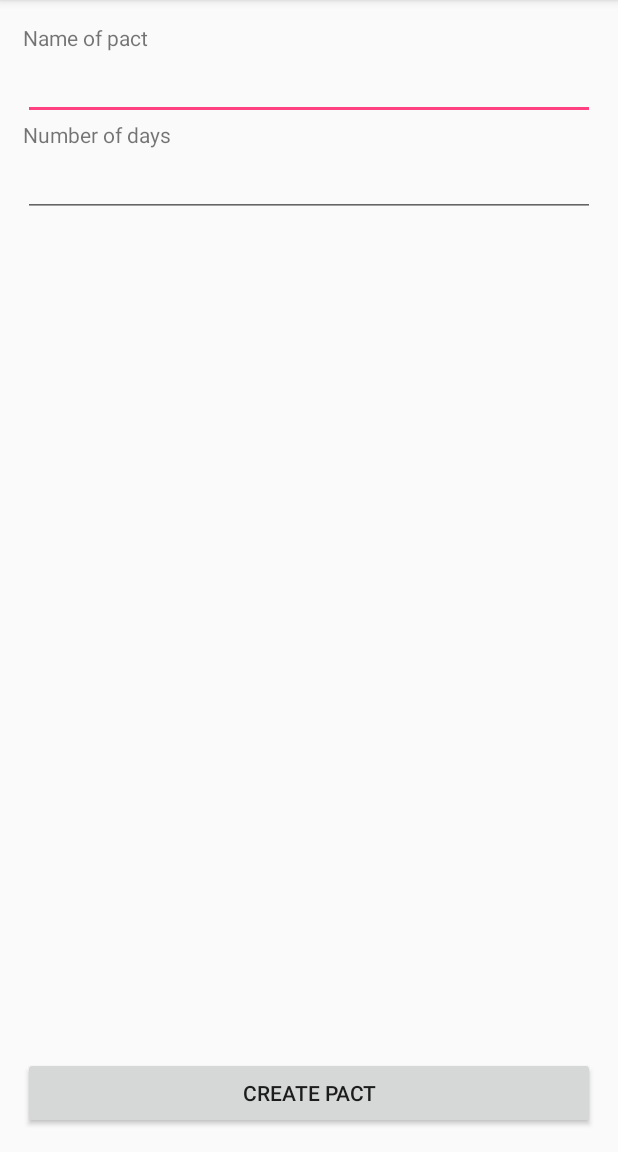
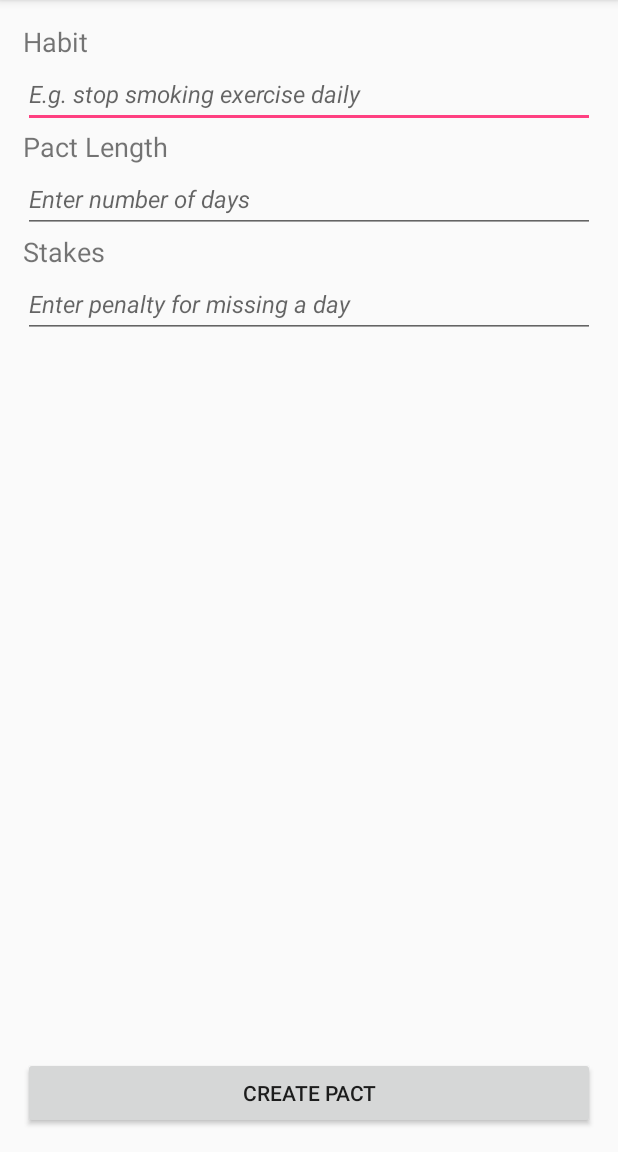
Before and after one commit to Zayd-Waves/Ultimatum, an Android app: the NewPactActivity screen opened directly, with no data from a screen before it, on a phone screen of 412 x 824 dp, the part 84-1236 px from its top. Run offline under Robolectric (Android 15) with nearby library versions, the phone set to English and light mode, and no system bars.

Commit message:
Added stakes field to Pact entity

```diff
--- a/Ultimatum/app/src/main/java/com/electricpanda/ultimatum/NewPactActivity.java
+++ b/Ultimatum/app/src/main/java/com/electricpanda/ultimatum/NewPactActivity.java
@@ -10,7 +10,6 @@ import android.widget.EditText;
 import com.electricpanda.ultimatum.entities.Pact;
 import com.electricpanda.ultimatum.misc.PreferencesManager;
 
-import java.lang.reflect.Array;
 import java.util.ArrayList;
 
 public class NewPactActivity extends AppCompatActivity {
@@ -18,7 +17,7 @@ public class NewPactActivity extends AppCompatActivity {
     private Button createPactButton;
     private Context mContext;
 
-    private EditText nameEditText, numberEditText;
+    private EditText habitField, lengthField, stakesField;
 
     @Override
     protected void onCreate(Bundle savedInstanceState) {
@@ -34,13 +33,19 @@ public class NewPactActivity extends AppCompatActivity {
             }
         });
 
-        nameEditText = (EditText) findViewById(R.id.nameEditText);
-        numberEditText = (EditText) findViewById(R.id.numberEditText);
+        habitField  = (EditText) findViewById(R.id.habitField);
+        lengthField = (EditText) findViewById(R.id.lengthField);
+        stakesField = (EditText) findViewById(R.id.stakesField);
     }
 
+    /* Pact creation logic here. */
     private void createPact() {
-        /* Pact creation logic here. */
-        Pact newPact = new Pact(nameEditText.getText().toString(), Integer.parseInt(numberEditText.getText().toString()));
+        Pact newPact = new Pact(
+                habitField.getText().toString(),
+                Integer.parseInt(lengthField.getText().toString()),
+                Integer.parseInt(stakesField.getText().toString())
+        );
+
         ArrayList<Pact> pactList = PreferencesManager.loadPacts(mContext);
         pactList.add(newPact);
         PreferencesManager.savePacts(mContext, pactList);
--- a/Ultimatum/app/src/main/java/com/electricpanda/ultimatum/adapters/PactRecyclerViewAdapter.java
+++ b/Ultimatum/app/src/main/java/com/electricpanda/ultimatum/adapters/PactRecyclerViewAdapter.java
@@ -39,8 +39,8 @@ public class PactRecyclerViewAdapter extends
 
     @Override
     public void onBindViewHolder(PactHolder holder, int position) {
-        holder.pactName = pacts.get(position).getName();
-        holder.pactNameText.setText(pacts.get(position).getName());
+        holder.pactName = pacts.get(position).getHabit();
+        holder.pactNameText.setText(pacts.get(position).getHabit());
         holder.position = position;
     }
 
--- a/Ultimatum/app/src/main/res/layout/activity_new_pact.xml
+++ b/Ultimatum/app/src/main/res/layout/activity_new_pact.xml
@@ -33,28 +33,47 @@
                     <TextView
                         android:layout_width="match_parent"
                         android:layout_height="wrap_content"
-                        android:id="@+id/example"
-                        android:text="Name of pact"/>
+                        android:id="@+id/habitText"
+                        android:text="Habit"
+                        android:textSize="18sp" />
 
                     <EditText
                         android:layout_width="match_parent"
                         android:layout_height="wrap_content"
                         android:inputType="textPersonName"
                         android:ems="10"
-                        android:id="@+id/nameEditText" />
+                        android:id="@+id/habitField"
+                        android:hint="@string/habitFieldHint" />
 
                     <TextView
-                        android:text="Number of days"
+                        android:text="Pact Length"
                         android:layout_width="match_parent"
                         android:layout_height="wrap_content"
-                        android:id="@+id/textView" />
+                        android:id="@+id/lengthText"
+                        android:textSize="18sp" />
 
                     <EditText
                         android:layout_width="match_parent"
                         android:layout_height="wrap_content"
                         android:inputType="number"
                         android:ems="10"
-                        android:id="@+id/numberEditText" />
+                        android:id="@+id/lengthField"
+                        android:hint="@string/lengthFieldHint" />
+
+                    <TextView
+                        android:text="Stakes"
+                        android:layout_width="match_parent"
+                        android:layout_height="wrap_content"
+                        android:id="@+id/stakesText"
+                        android:textSize="18sp" />
+
+                    <EditText
+                        android:layout_width="match_parent"
+                        android:layout_height="wrap_content"
+                        android:inputType="number"
+                        android:ems="16"
+                        android:id="@+id/stakesField"
+                        android:hint="@string/stakesFieldHint" />
 
                 </LinearLayout>
 
--- a/Ultimatum/app/src/main/res/values/strings.xml
+++ b/Ultimatum/app/src/main/res/values/strings.xml
@@ -1,3 +1,7 @@
 <resources>
     <string name="app_name">Ultimatum</string>
+
+    <string name="habitFieldHint"><font size="16"><i>E.g. stop smoking exercise daily</i></font></string>
+    <string name="lengthFieldHint"><font size="16"><i>Enter number of days</i></font></string>
+    <string name="stakesFieldHint"><font size="16"><i>Enter penalty for missing a day</i></font></string>
 </resources>
```
Also changed, not shown: Ultimatum/app/src/main/java/com/electricpanda/ultimatum/PactActivity.java (+8 -9 lines), Ultimatum/app/src/main/java/com/electricpanda/ultimatum/PactDetailsActivity.java (+8 -6 lines), Ultimatum/app/src/main/java/com/electricpanda/ultimatum/entities/Pact.java (+18 -19 lines), Ultimatum/app/src/main/res/layout/activity_pact.xml (+8 -3 lines), Ultimatum/app/src/main/res/layout/activity_pact_details.xml (+9 -3 lines).
